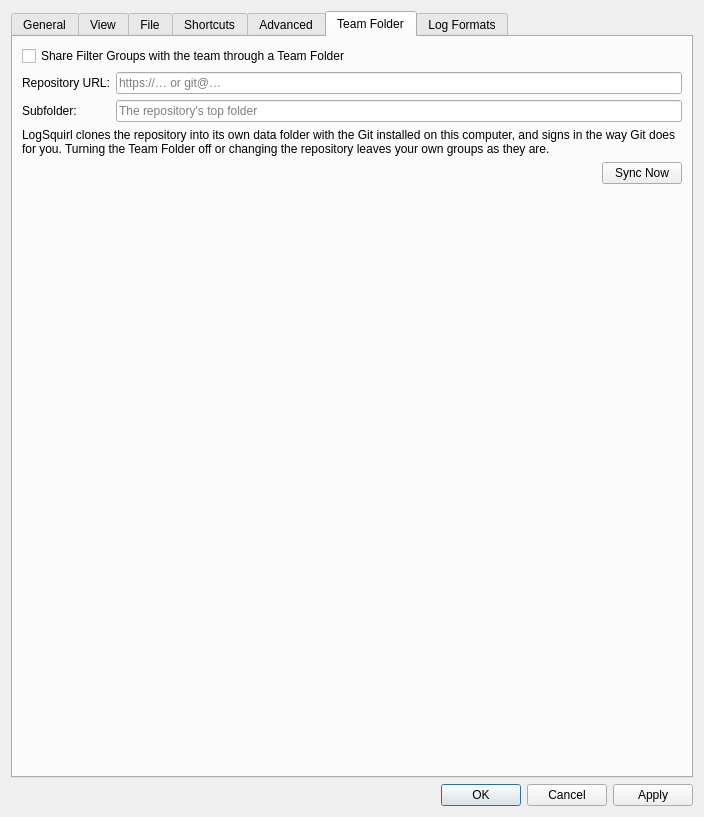
Qt form src/ui/include/optionsdialog.ui (64x-lunicorn/LogSquirl) before a commit.
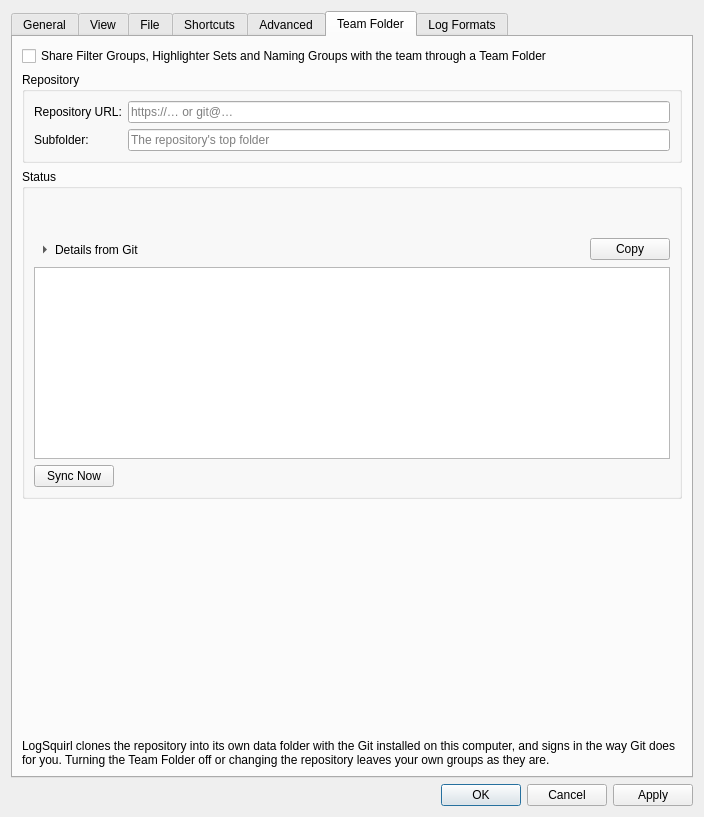
The same form after that commit. The open tabs and pages were chosen to show the change.

Commit message: The Team Folder tab shows a structured status, the website shows the performance trend, and release builds can use PGO and BOLT (#711, #678, #682, #729, #731) (#733)

```diff
--- a/src/ui/include/optionsdialog.ui
+++ b/src/ui/include/optionsdialog.ui
@@ -1103,11 +1103,15 @@
        <item>
         <widget class="QCheckBox" name="teamFolderCheckBox">
          <property name="text">
-          <string>Share Filter Groups with the team through a Team Folder</string>
+          <string>Share Filter Groups, Highlighter Sets and Naming Groups with the team through a Team Folder</string>
          </property>
         </widget>
        </item>
        <item>
+        <widget class="QGroupBox" name="teamFolderRepositoryGroup">
+         <property name="title">
+          <string>Repository</string>
+         </property>
         <layout class="QFormLayout" name="teamFolderFormLayout">
          <item row="0" column="0">
           <widget class="QLabel" name="teamFolderUrlLabel">
@@ -1144,35 +1148,122 @@
           </widget>
          </item>
         </layout>
-       </item>
-       <item>
-        <widget class="QLabel" name="teamFolderNoteLabel">
-         <property name="text">
-          <string>LogSquirl clones the repository into its own data folder with the Git installed on this computer, and signs in the way Git does for you. Turning the Team Folder off or changing the repository leaves your own groups as they are.</string>
-         </property>
-         <property name="wordWrap">
-          <bool>true</bool>
-         </property>
         </widget>
        </item>
        <item>
-        <layout class="QHBoxLayout" name="teamFolderStatusLayout">
+        <widget class="QGroupBox" name="teamFolderStatusGroup">
+         <property name="title">
+          <string>Status</string>
+         </property>
+         <layout class="QVBoxLayout" name="teamFolderStatusLayout">
          <item>
-          <widget class="QLabel" name="teamFolderStatusLabel">
+           <layout class="QHBoxLayout" name="teamFolderStatusLineLayout">
+            <item>
+             <widget class="QLabel" name="teamFolderStatusIconLabel"/>
+            </item>
+            <item>
+             <widget class="QLabel" name="teamFolderStatusHeadingLabel">
            <property name="sizePolicy">
             <sizepolicy hsizetype="Expanding" vsizetype="Preferred">
              <horstretch>1</horstretch>
              <verstretch>0</verstretch>
             </sizepolicy>
            </property>
+              <property name="textInteractionFlags">
+               <set>Qt::TextSelectableByMouse</set>
+              </property>
+             </widget>
+            </item>
+           </layout>
+          </item>
+          <item>
+           <widget class="QLabel" name="teamFolderRemarksLabel">
            <property name="wordWrap">
             <bool>true</bool>
            </property>
+            <property name="textFormat">
+             <enum>Qt::PlainText</enum>
+            </property>
            <property name="textInteractionFlags">
             <set>Qt::TextSelectableByMouse</set>
            </property>
           </widget>
          </item>
+          <item>
+           <widget class="QWidget" name="teamFolderDetailsHeader">
+            <layout class="QHBoxLayout" name="teamFolderDetailsHeaderLayout">
+             <property name="leftMargin">
+              <number>0</number>
+             </property>
+             <property name="topMargin">
+              <number>0</number>
+             </property>
+             <property name="rightMargin">
+              <number>0</number>
+             </property>
+             <property name="bottomMargin">
+              <number>0</number>
+             </property>
+             <item>
+              <widget class="QToolButton" name="teamFolderDetailsButton">
+               <property name="text">
+                <string>Details from Git</string>
+               </property>
+               <property name="checkable">
+                <bool>true</bool>
+               </property>
+               <property name="toolButtonStyle">
+                <enum>Qt::ToolButtonTextBesideIcon</enum>
+               </property>
+               <property name="autoRaise">
+                <bool>true</bool>
+               </property>
+               <property name="arrowType">
+                <enum>Qt::RightArrow</enum>
+               </property>
+              </widget>
+             </item>
+             <item>
+              <spacer name="teamFolderDetailsHeaderSpacer">
+               <property name="orientation">
+                <enum>Qt::Horizontal</enum>
+               </property>
+               <property name="sizeHint" stdset="0">
+                <size>
+                 <width>20</width>
+                 <height>0</height>
+                </size>
+               </property>
+              </spacer>
+             </item>
+             <item>
+              <widget class="QPushButton" name="teamFolderCopyDetailsButton">
+               <property name="text">
+                <string>Copy</string>
+               </property>
+               <property name="toolTip">
+                <string>Copy Git's output to the clipboard</string>
+               </property>
+              </widget>
+             </item>
+            </layout>
+           </widget>
+          </item>
+          <item>
+           <widget class="QPlainTextEdit" name="teamFolderDetailsEdit">
+            <property name="readOnly">
+             <bool>true</bool>
+            </property>
+            <property name="lineWrapMode">
+             <enum>QPlainTextEdit::NoWrap</enum>
+            </property>
+            <property name="textInteractionFlags">
+             <set>Qt::TextSelectableByKeyboard|Qt::TextSelectableByMouse</set>
+            </property>
+           </widget>
+          </item>
+          <item>
+           <layout class="QHBoxLayout" name="teamFolderSyncLayout">
          <item>
           <widget class="QPushButton" name="teamFolderSyncButton">
            <property name="text">
@@ -1180,7 +1271,23 @@
            </property>
           </widget>
          </item>
-        </layout>
+            <item>
+             <spacer name="teamFolderSyncSpacer">
+              <property name="orientation">
+               <enum>Qt::Horizontal</enum>
+              </property>
+              <property name="sizeHint" stdset="0">
+               <size>
+                <width>20</width>
+                <height>0</height>
+               </size>
+              </property>
+             </spacer>
+            </item>
+           </layout>
+          </item>
+         </layout>
+        </widget>
        </item>
        <item>
         <spacer name="teamFolderVerticalSpacer">
@@ -1195,6 +1302,16 @@
          </property>
         </spacer>
        </item>
+       <item>
+        <widget class="QLabel" name="teamFolderNoteLabel">
+         <property name="text">
+          <string>LogSquirl clones the repository into its own data folder with the Git installed on this computer, and signs in the way Git does for you. Turning the Team Folder off or changing the repository leaves your own groups as they are.</string>
+         </property>
+         <property name="wordWrap">
+          <bool>true</bool>
+         </property>
+        </widget>
+       </item>
       </layout>
      </widget>
      <widget class="QWidget" name="logFormatsTab">
```
Lines whose indentation alone changed are shown as unchanged. The commit also changes 44 other files.
